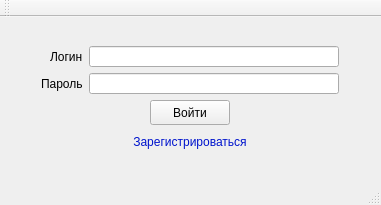
Old version of the form LoginWindow.ui in the repository glimb-developers-team/Glimb.
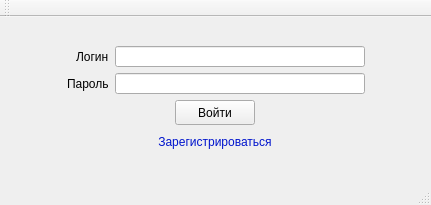
New version of the form.

Commit message: New client window and connector with server

The edit to the form file:
```diff
--- a/LoginWindow.ui
+++ b/LoginWindow.ui
@@ -6,7 +6,7 @@
    <rect>
     <x>0</x>
     <y>0</y>
-    <width>381</width>
+    <width>431</width>
     <height>205</height>
    </rect>
   </property>
```
Left out of the diff: 8 changed lines with no effect on the pictures. The commit also changes 7 other files.
